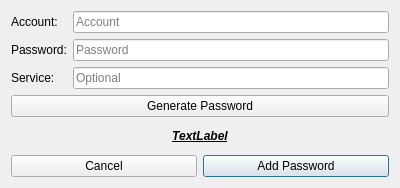
The window that Operations-Features/passwordmanager_addpassword.ui (therealMaPMaKeR/MMDiary) describes before a commit, drawn with Qt 5.
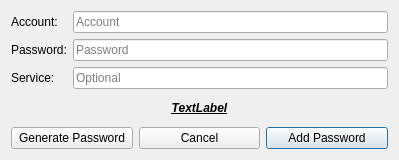
The same window after the commit.

```diff
--- a/Operations-Features/passwordmanager_addpassword.ui
+++ b/Operations-Features/passwordmanager_addpassword.ui
@@ -6,8 +6,8 @@
    <rect>
     <x>0</x>
     <y>0</y>
-    <width>400</width>
-    <height>188</height>
+    <width>399</width>
+    <height>160</height>
    </rect>
   </property>
   <property name="windowTitle">
@@ -60,13 +60,6 @@
      </item>
     </layout>
    </item>
-   <item>
-    <widget class="QPushButton" name="pushButton_GenPassword">
-     <property name="text">
-      <string>Generate Password</string>
-     </property>
-    </widget>
-   </item>
    <item>
     <widget class="QLabel" name="label_ErrorDisplay">
      <property name="font">
@@ -86,6 +79,13 @@
    </item>
    <item>
     <layout class="QHBoxLayout" name="horizontalLayout">
+     <item>
+      <widget class="QPushButton" name="pushButton_GenPassword">
+       <property name="text">
+        <string>Generate Password</string>
+       </property>
+      </widget>
+     </item>
      <item>
       <widget class="QPushButton" name="pushButton_Cancel">
        <property name="text">
```
